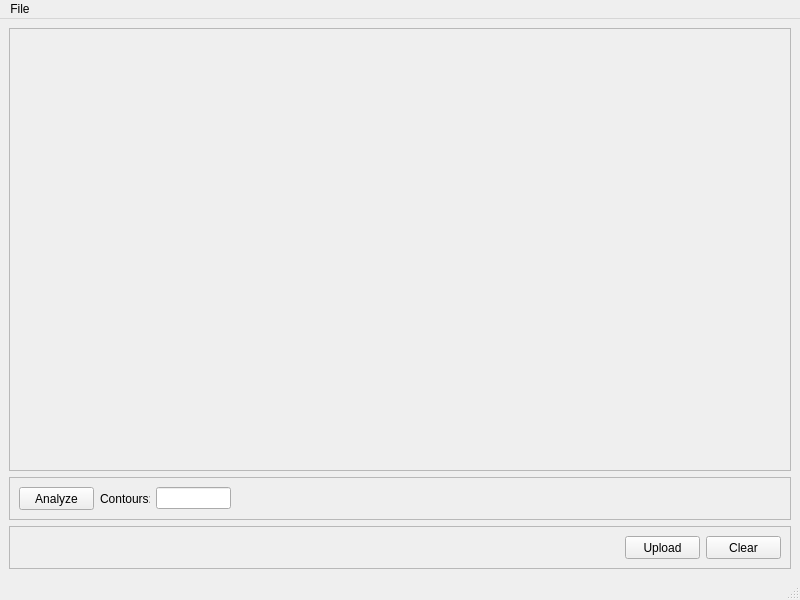
First picture: the form in mainwindow.ui, repository yixinj/AnaCam-GUI, before the edit.
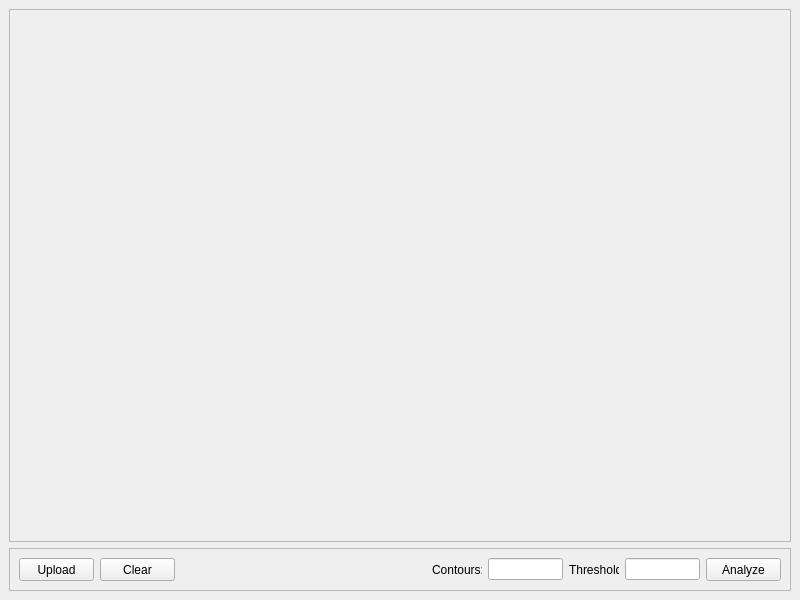
Second picture: the form after the edit.

Commit message: cleaned up init, renamed window

Patch:
```diff
--- a/mainwindow.ui
+++ b/mainwindow.ui
@@ -62,86 +62,6 @@
       </property>
       <layout class="QHBoxLayout" name="horizontalLayout_2">
        <item>
-        <widget class="QPushButton" name="btnAnalyze">
-         <property name="minimumSize">
-          <size>
-           <width>75</width>
-           <height>23</height>
-          </size>
-         </property>
-         <property name="maximumSize">
-          <size>
-           <width>75</width>
-           <height>23</height>
-          </size>
-         </property>
-         <property name="text">
-          <string>Analyze</string>
-         </property>
-        </widget>
-       </item>
-       <item>
-        <widget class="QLabel" name="labelContours">
-         <property name="maximumSize">
-          <size>
-           <width>50</width>
-           <height>23</height>
-          </size>
-         </property>
-         <property name="text">
-          <string>Contours:</string>
-         </property>
-        </widget>
-       </item>
-       <item>
-        <widget class="QLineEdit" name="lineEdit">
-         <property name="maximumSize">
-          <size>
-           <width>75</width>
-           <height>16777215</height>
-          </size>
-         </property>
-        </widget>
-       </item>
-       <item>
-        <spacer name="spacerAnalyze">
-         <property name="orientation">
-          <enum>Qt::Horizontal</enum>
-         </property>
-         <property name="sizeHint" stdset="0">
-          <size>
-           <width>40</width>
-           <height>20</height>
-          </size>
-         </property>
-        </spacer>
-       </item>
-      </layout>
-     </widget>
-    </item>
-    <item>
-     <widget class="QFrame" name="frameUpload">
-      <property name="frameShape">
-       <enum>QFrame::StyledPanel</enum>
-      </property>
-      <property name="frameShadow">
-       <enum>QFrame::Raised</enum>
-      </property>
-      <layout class="QHBoxLayout" name="horizontalLayout">
-       <item>
-        <spacer name="spacerUpload">
-         <property name="orientation">
-          <enum>Qt::Horizontal</enum>
-         </property>
-         <property name="sizeHint" stdset="0">
-          <size>
-           <width>597</width>
-           <height>20</height>
-          </size>
-         </property>
-        </spacer>
-       </item>
-       <item>
         <widget class="QPushButton" name="btnUpload">
          <property name="minimumSize">
           <size>
@@ -179,32 +99,89 @@
          </property>
         </widget>
        </item>
+       <item>
+        <spacer name="spacerControls">
+         <property name="orientation">
+          <enum>Qt::Horizontal</enum>
+         </property>
+         <property name="sizeHint" stdset="0">
+          <size>
+           <width>40</width>
+           <height>20</height>
+          </size>
+         </property>
+        </spacer>
+       </item>
+       <item>
+        <widget class="QLabel" name="labelContours">
+         <property name="maximumSize">
+          <size>
+           <width>50</width>
+           <height>23</height>
+          </size>
+         </property>
+         <property name="text">
+          <string>Contours:</string>
+         </property>
+        </widget>
+       </item>
+       <item>
+        <widget class="QLineEdit" name="editContours">
+         <property name="maximumSize">
+          <size>
+           <width>75</width>
+           <height>16777215</height>
+          </size>
+         </property>
+        </widget>
+       </item>
+       <item>
+        <widget class="QLabel" name="labelThreshold">
+         <property name="maximumSize">
+          <size>
+           <width>50</width>
+           <height>23</height>
+          </size>
+         </property>
+         <property name="text">
+          <string>Threshold:</string>
+         </property>
+        </widget>
+       </item>
+       <item>
+        <widget class="QLineEdit" name="editThreshold">
+         <property name="maximumSize">
+          <size>
+           <width>75</width>
+           <height>16777215</height>
+          </size>
+         </property>
+        </widget>
+       </item>
+       <item>
+        <widget class="QPushButton" name="btnAnalyze">
+         <property name="minimumSize">
+          <size>
+           <width>75</width>
+           <height>23</height>
+          </size>
+         </property>
+         <property name="maximumSize">
+          <size>
+           <width>75</width>
+           <height>23</height>
+          </size>
+         </property>
+         <property name="text">
+          <string>Analyze</string>
+         </property>
+        </widget>
+       </item>
       </layout>
      </widget>
     </item>
    </layout>
   </widget>
-  <widget class="QMenuBar" name="menubar">
-   <property name="geometry">
-    <rect>
-     <x>0</x>
-     <y>0</y>
-     <width>800</width>
-     <height>21</height>
-    </rect>
-   </property>
-   <widget class="QMenu" name="menuFile">
-    <property name="title">
-     <string>File</string>
-    </property>
-    <addaction name="actionUpload"/>
-    <addaction name="actionAnalyze"/>
-    <addaction name="actionClear"/>
-    <addaction name="actionExit"/>
-   </widget>
-   <addaction name="menuFile"/>
-  </widget>
-  <widget class="QStatusBar" name="statusbar"/>
   <action name="actionUpload">
    <property name="text">
     <string>Upload</string>
```
Left out of the diff: 2 changed lines with no effect on the pictures. The commit also changes 2 other files.
